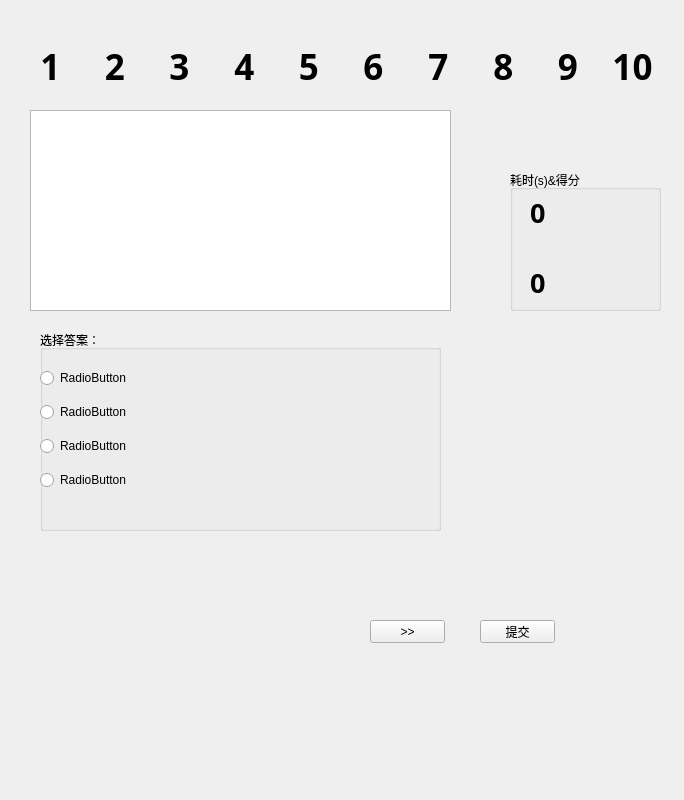
First picture: the form in problem.ui, repository BaoLearns/ChallengeToYou, before the edit.
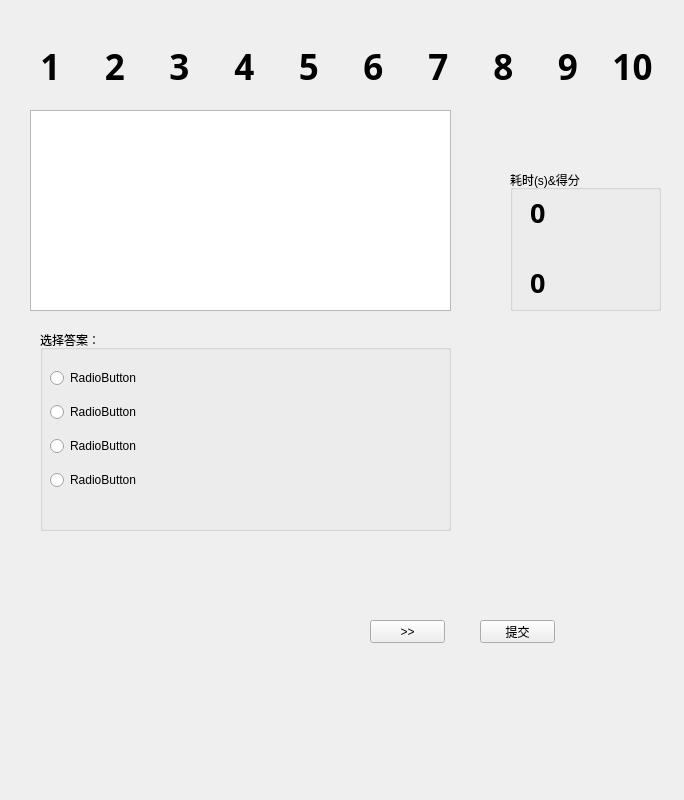
Second picture: the form after the edit.

Patch:
```diff
--- a/problem.ui
+++ b/problem.ui
@@ -18,7 +18,7 @@
     <rect>
      <x>40</x>
      <y>330</y>
-     <width>401</width>
+     <width>411</width>
      <height>201</height>
     </rect>
    </property>
@@ -28,7 +28,7 @@
    <widget class="QWidget" name="layoutWidget">
     <property name="geometry">
      <rect>
-      <x>0</x>
+      <x>10</x>
       <y>30</y>
       <width>391</width>
       <height>141</height>
@@ -157,7 +157,7 @@
     <string>&gt;&gt;</string>
    </property>
   </widget>
-  <widget class="QWidget" name="">
+  <widget class="QWidget" name="layoutWidget">
    <property name="geometry">
     <rect>
      <x>21</x>
```
